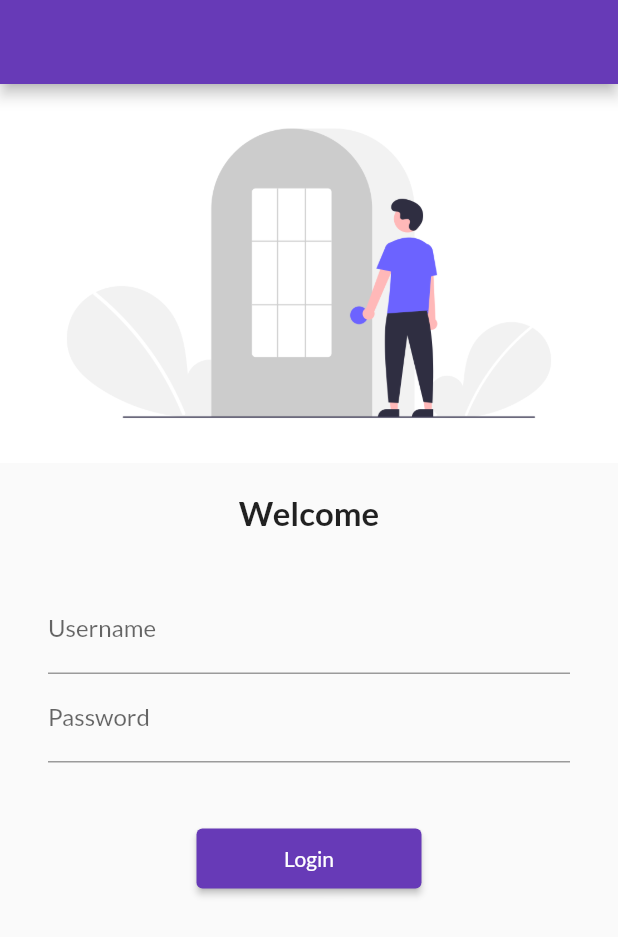
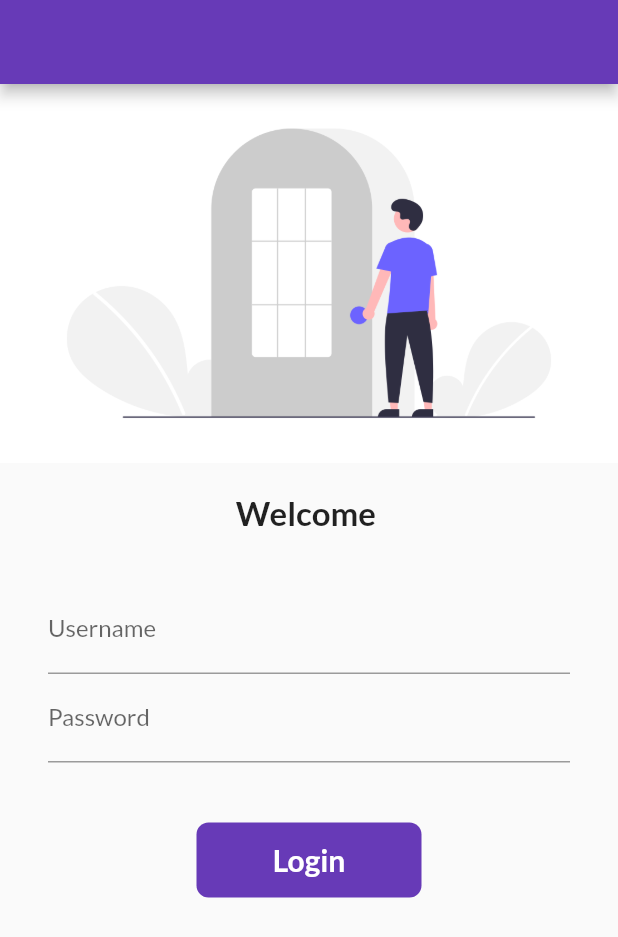
Before and after one commit to Ramitrajranjan/Flutter_30, a Flutter app: the screen it shows after launch, on a phone screen of 412 x 824 dp. Shown: the top 937 px of the screen. Run offline on Flutter 3.47's test engine with Material 2 defaults, Android fonts, the phone set to English and light mode, and no system bars; our stand-ins replace google_fonts.

Commit message:
Day6 completed

```diff
--- a/lib/pages/homepage.dart
+++ b/lib/pages/homepage.dart
@@ -16,7 +16,8 @@ class HomePage extends StatelessWidget {
               body: const Center(
                       child: Text("$msg All to $days days of Flutter by $name ."),
                     ),
-              drawer: const Drawer(),
+              drawer: const Drawer(
+                    ),
           );
   }
 }
--- a/lib/pages/loginpage.dart
+++ b/lib/pages/loginpage.dart
@@ -1,9 +1,16 @@
 import 'package:flutter/material.dart';
 import 'package:flutter_application_1/utils/routes.dart';
 
-class LoginPage extends StatelessWidget {
+class LoginPage extends StatefulWidget {
   const LoginPage({super.key});
 
+  @override
+  State<LoginPage> createState() => _LoginPageState();
+}
+
+class _LoginPageState extends State<LoginPage> {
+  String name='';
+  bool changeButton=false;
   @override
   Widget build(BuildContext context) {
     return Scaffold(
@@ -13,7 +20,7 @@ class LoginPage extends StatelessWidget {
         child: Column(
           children:[ Image.asset("assets/images/Login_img.png",fit: BoxFit.cover,),
           const SizedBox(height: 20.0,),
-          const Text("Welcome",style: TextStyle(
+          Text("Welcome $name",style: const TextStyle(
                                                 fontSize:22,
                                                 fontWeight: FontWeight.bold,),
                                                 ),
@@ -25,6 +32,10 @@ class LoginPage extends StatelessWidget {
                         TextFormField(decoration: const InputDecoration(
                                         hintText:"Enter username",
                                         labelText: "Username",),
+                                        onChanged: (value) {
+                                          name=value;
+                                          setState(() { });
+                                        },
                                       ),
                          TextFormField(obscureText: true,
                                       decoration: const InputDecoration(
@@ -32,13 +43,45 @@ class LoginPage extends StatelessWidget {
                                       labelText: "Password",),
                                       ),
                         const SizedBox(height: 40.0,),
-                        ElevatedButton(
-                          style: TextButton.styleFrom(minimumSize: const Size(150,40)),
-                          onPressed: () {
+                        InkWell(
+                          onTap: () async {
+                            setState(() {
+                              changeButton=true;
+                            });
+                            await Future.delayed(const Duration(seconds: 1));
+                            // ignore: use_build_context_synchronously
                             Navigator.pushNamed(context,MyRoutes.homeRoute);
                           },
-                          child: const Text("Login"),
-                          )
+                          child: AnimatedContainer(
+                            width:changeButton?50:150 ,
+                            height: 50,
+                            alignment: Alignment.center,
+                            decoration: BoxDecoration(
+                              borderRadius: BorderRadius.circular(changeButton?50:8),
+                              color: Colors.deepPurple,
+                              ),
+                            duration: const Duration(seconds: 1),
+                            child:changeButton
+                                ?const Icon(Icons.done,color: Colors.white,)
+                                : const Text(
+                                    "Login",
+                                    style: TextStyle(
+                                      color: Colors.white,
+                                      fontWeight: FontWeight.bold,
+                                      fontSize: 20,
+                                      ),
+                                  ),
+                                ),
+                              )
+
+                        // ElevatedButton(style: TextButton.styleFrom(
+                        //   minimumSize: const Size(150,40)
+                        //   ),
+                        //   onPressed: () {
+                        //     Navigator.pushNamed(context,MyRoutes.homeRoute);
+                        //   },
+                        //   child: const Text("Login"),
+                        //   )
                     ],
                   ),
               )
```
